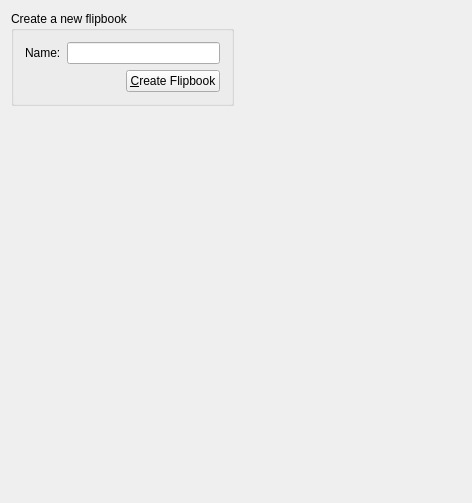
This is krita/ui/forms/wdgflipbookselector.ui in KDE/krita as Qt 5 draws it before an edit. The edited form follows.
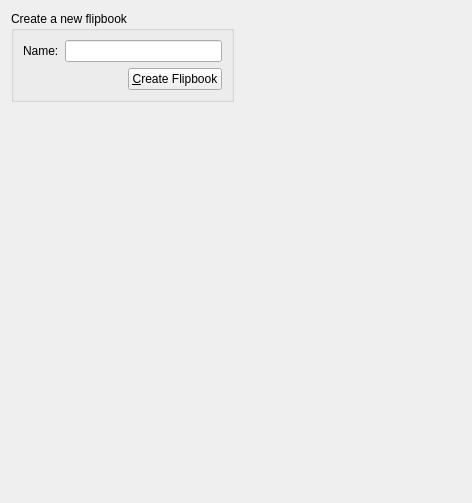
This is the edited form.

Commit message:
Remove any hardcoding of spaces to 6 and margins to 9/11 in Krita's UI

thanks boud for review

```diff
--- a/krita/ui/forms/wdgflipbookselector.ui
+++ b/krita/ui/forms/wdgflipbookselector.ui
@@ -93,8 +93,6 @@
    </item>
   </layout>
  </widget>
- <layoutdefault spacing="6" margin="11"/>
- <layoutfunction spacing="KDialog::spacingHint" margin="KDialog::marginHint"/>
  <resources/>
  <connections/>
 </ui>
```
The commit also changes 62 other files.
